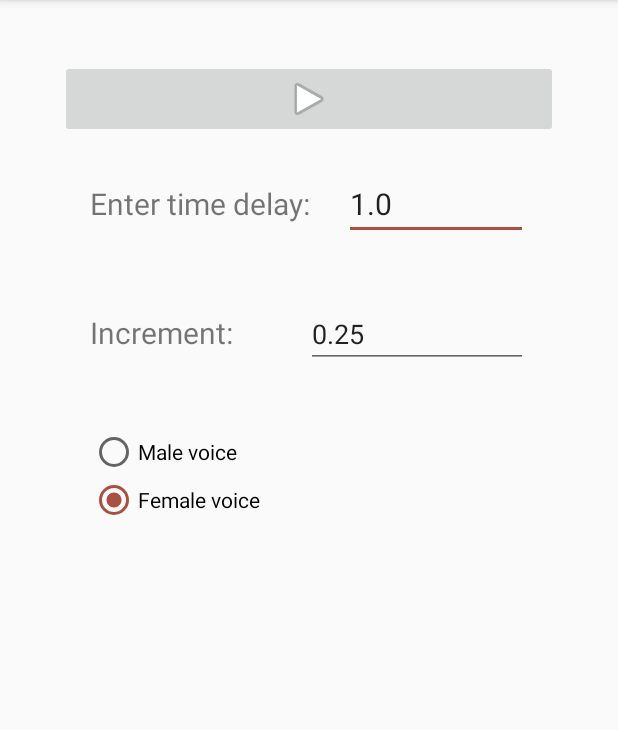
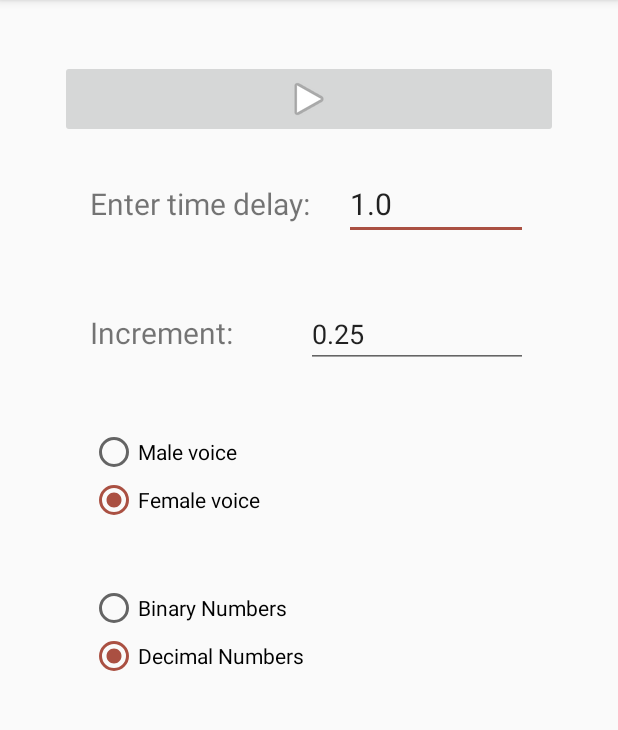
Before and after one commit to VivekThazhathattil/dekadico, an Android app: the screen it shows after launch (MainActivity), on a phone screen of 412 x 824 dp, the part 84-814 px from its top. Run offline under Robolectric (Android 15) with nearby library versions, the phone set to English and light mode, and no system bars.

Commit message:
add binary/decimal numbers

```diff
--- a/app/src/main/java/com/example/spokennumbers/MainActivity.java
+++ b/app/src/main/java/com/example/spokennumbers/MainActivity.java
@@ -16,8 +16,8 @@ public class MainActivity extends AppCompatActivity {
     private spoken_numbers_ingame_fragment ingameFragment;
     private spoken_numbers_recall_fragment recallFragment;
 
-    public void switchToInGameFragment(float timeDelay, float timeInc, boolean isFemale){
-        ingameFragment = new spoken_numbers_ingame_fragment(timeDelay, timeInc, isFemale);
+    public void switchToInGameFragment(float timeDelay, float timeInc, boolean isFemale, boolean isDec){
+        ingameFragment = new spoken_numbers_ingame_fragment(timeDelay, timeInc, isFemale, isDec);
         FragmentTransaction fragmentTransaction = fragmentManager.beginTransaction();
         fragmentTransaction.replace(mainFragment.getId(), ingameFragment);
         fragmentTransaction.commit();
--- a/app/src/main/java/com/example/spokennumbers/spoken_numbers_main_fragment.java
+++ b/app/src/main/java/com/example/spokennumbers/spoken_numbers_main_fragment.java
@@ -24,6 +24,8 @@ public class spoken_numbers_main_fragment extends Fragment {
     private EditText timeIncInput;
     private RadioButton femaleVoiceButton;
     private RadioButton maleVoiceButton;
+    private RadioButton decimalButton;
+    private RadioButton binaryButton;
     private float defaultTimeDelay;
     private float defaultTimeInc;
 
@@ -63,6 +65,9 @@ public class spoken_numbers_main_fragment extends Fragment {
         femaleVoiceButton = getView().findViewById(R.id.radio_button_female);
         maleVoiceButton = getView().findViewById(R.id.radio_button_male);
 
+        decimalButton = getView().findViewById(R.id.decimal_radio);
+        binaryButton = getView().findViewById(R.id.binary_radio);
+
         startButton.setOnClickListener(new View.OnClickListener(){
             public void onClick(View v) {
                 String timeDelayStr = timeDelayInput.getText().toString();
@@ -96,7 +101,16 @@ public class spoken_numbers_main_fragment extends Fragment {
                     isFemaleVoice = false;
                 }
 
-                ((MainActivity)getActivity()).switchToInGameFragment(timeDelayNum, timeIncNum, isFemaleVoice);
+                boolean isDecimal = true;
+                if(decimalButton.isChecked()){
+                    isDecimal = true;
+                }
+                else if(binaryButton.isChecked()){
+                    isDecimal = false;
+                }
+
+
+                ((MainActivity)getActivity()).switchToInGameFragment(timeDelayNum, timeIncNum, isFemaleVoice, isDecimal);
             }
         });
     }
--- a/app/src/main/res/layout/spoken_numbers_main_fragment.xml
+++ b/app/src/main/res/layout/spoken_numbers_main_fragment.xml
@@ -107,6 +107,33 @@
                 </RadioGroup>
             </LinearLayout>
 
+            <LinearLayout
+                android:id="@+id/dec_or_bin_container"
+                android:layout_width="wrap_content"
+                android:layout_height="wrap_content"
+                android:layout_margin="20dp"
+                android:orientation="horizontal">
+
+                <RadioGroup
+                    android:id="@+id/dec_or_bin_radio_group"
+                    android:layout_width="match_parent"
+                    android:layout_height="match_parent">
+
+                    <RadioButton
+                        android:id="@+id/binary_radio"
+                        android:layout_width="match_parent"
+                        android:layout_height="wrap_content"
+                        android:text="@string/binary_numbers" />
+
+                    <RadioButton
+                        android:id="@+id/decimal_radio"
+                        android:layout_width="match_parent"
+                        android:layout_height="wrap_content"
+                        android:checked="true"
+                        android:text="@string/decimal_numbers" />
+                </RadioGroup>
+            </LinearLayout>
+
         </LinearLayout>
 
     </androidx.constraintlayout.widget.ConstraintLayout>
--- a/app/src/main/res/values/strings.xml
+++ b/app/src/main/res/values/strings.xml
@@ -10,4 +10,6 @@
     <string name="curr_time_control_text">1.00 s</string>
     <string name="male_text">Male voice</string>
     <string name="female_text">Female voice</string>
+    <string name="decimal_numbers">Decimal Numbers</string>
+    <string name="binary_numbers">Binary Numbers</string>
 </resources>
```
Also changed, not shown: app/src/main/java/com/example/spokennumbers/spoken_numbers_ingame_fragment.java (+10 -2 lines), 1 other file.
